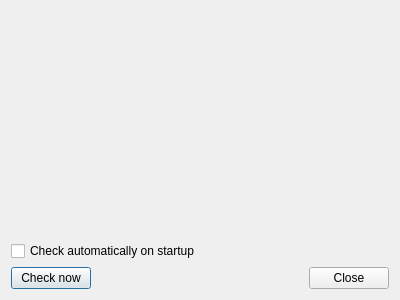
The window that src/gui/checkforupdatedialog.ui (echmet/CEval) describes before a commit, drawn with Qt 5.
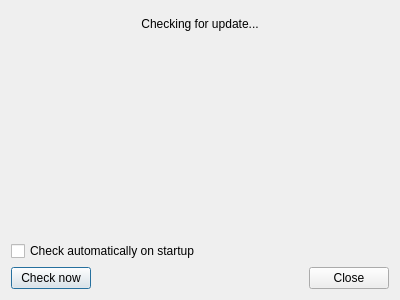
The same window after the commit. Custom widgets are drawn as their Qt base class.

Commit message: Port to new ECHMET update checking system

What changed in the file:
```diff
--- a/src/gui/checkforupdatedialog.ui
+++ b/src/gui/checkforupdatedialog.ui
@@ -20,7 +20,7 @@
    <item>
     <widget class="QLabel" name="ql_error">
      <property name="text">
-      <string/>
+      <string>Checking for update...</string>
      </property>
      <property name="alignment">
       <set>Qt::AlignCenter</set>
```
Left out of the diff: 2 changed lines with no effect on the pictures. The commit also changes 19 other files.
